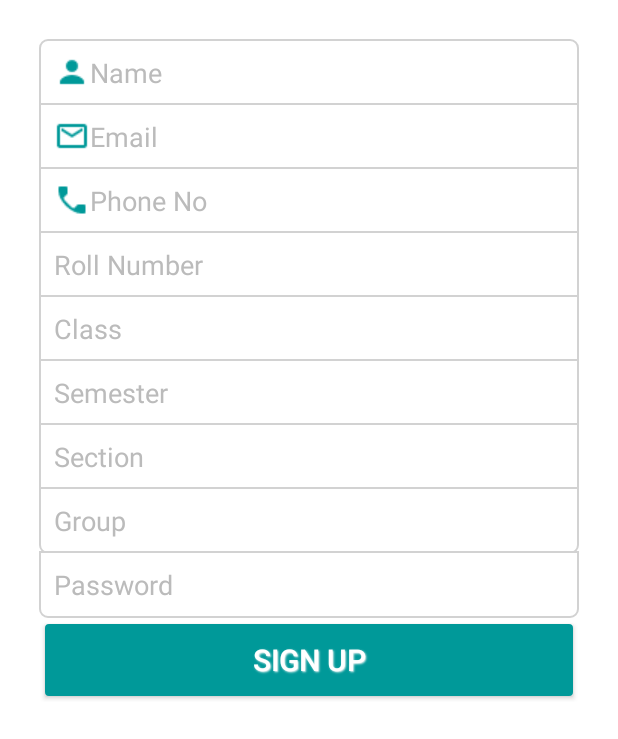
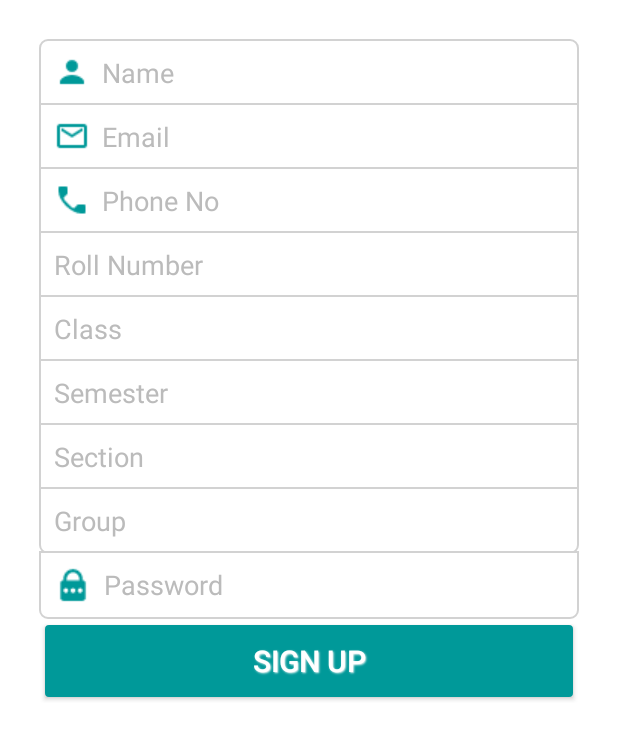
Before and after one commit to nitin-53/Campus-E-Board, an Android app: the RegisterStudent screen opened directly, with no data from a screen before it, on a phone screen of 412 x 824 dp. Shown: the top 739 px of the screen. Run offline under Robolectric (Android 15) with nearby library versions, the phone set to English and light mode, and no system bars; our stand-ins replace Volley.

Commit message:
Added Icons in Left of Edit Texts and have given drawable spacing of 8dp

```diff
--- a/app/src/main/res/layout/register_student.xml
+++ b/app/src/main/res/layout/register_student.xml
@@ -24,6 +24,7 @@
                 android:layout_height="wrap_content"
                 android:background="@drawable/edittext_top_bg"
                 android:drawableLeft="@drawable/being"
+                android:drawablePadding="8dp"
                 android:hint="Name"
                 android:padding="10dp"
                 android:singleLine="true"
@@ -37,6 +38,7 @@
                 android:layout_marginTop="-2dp"
                 android:background="@drawable/edittext_default_bg"
                 android:drawableLeft="@drawable/mess"
+                android:drawablePadding="8dp"
                 android:hint="Email"
                 android:inputType="textEmailAddress"
                 android:padding="10dp"
@@ -51,6 +53,7 @@
                 android:layout_marginTop="-2dp"
                 android:background="@drawable/edittext_default_bg"
                 android:drawableLeft="@drawable/dial"
+                android:drawablePadding="8dp"
                 android:hint="Phone No"
                 android:inputType="number"
                 android:padding="10dp"
@@ -128,6 +131,8 @@
                 android:layout_height="wrap_content"
                 android:layout_marginTop="-2dp"
                 android:background="@drawable/edittext_bottom_bg"
+                android:drawableLeft="@drawable/passwd"
+                android:drawablePadding="8dp"
                 android:hint="Password"
                 android:inputType="textPassword"
                 android:padding="10dp"
--- a/app/src/main/res/layout/register_teacher.xml
+++ b/app/src/main/res/layout/register_teacher.xml
@@ -21,6 +21,7 @@
             android:layout_height="wrap_content"
             android:background="@drawable/edittext_top_bg"
             android:drawableLeft="@drawable/being"
+            android:drawablePadding="8dp"
             android:hint="Name"
             android:padding="10dp"
             android:singleLine="true"
@@ -34,6 +35,7 @@
             android:layout_marginTop="-2dp"
             android:background="@drawable/edittext_default_bg"
             android:drawableLeft="@drawable/mess"
+            android:drawablePadding="8dp"
             android:hint="Email"
             android:inputType="textEmailAddress"
             android:padding="10dp"
@@ -48,6 +50,7 @@
             android:layout_marginTop="-2dp"
             android:background="@drawable/edittext_bottom_bg"
             android:drawableLeft="@drawable/dial"
+            android:drawablePadding="8dp"
             android:hint="Phone No"
             android:inputType="number"
             android:padding="10dp"
@@ -61,6 +64,8 @@
             android:layout_height="wrap_content"
             android:layout_marginTop="-2dp"
             android:background="@drawable/edittext_bottom_bg"
+            android:drawableLeft="@drawable/Forgot_Password"
+            android:drawablePadding="8dp"
             android:hint="Password"
             android:inputType="textPassword"
             android:padding="10dp"
```
